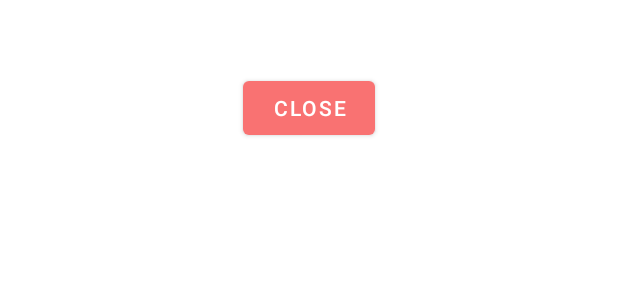
After one commit to kimseongah/madcamp_1week, an Android app: the layout dialog_image_gallery.xml on its own in the app's theme, with its tools: preview values and no code run, on a phone screen of 412 x 824 dp. The commit adds this screen. Shown: the top 300 px of the screen. Run offline under Robolectric (Android 15) with nearby library versions, the phone set to English and light mode, and no system bars.

Commit message:
add picture dialog

```diff
--- a/app/build.gradle.kts
+++ b/app/build.gradle.kts
@@ -57,6 +57,6 @@ dependencies {
     implementation("androidx.viewpager2:viewpager2:1.0.0")
     implementation("com.github.prolificinteractive:material-calendarview:2.0.0")
     implementation("joda-time:joda-time:2.10.14")
-
+    implementation("com.github.bumptech.glide:glide:4.12.0")
 
 }
--- /dev/null
+++ b/app/src/main/res/layout/dialog_image_gallery.xml
@@ -0,0 +1,23 @@
+<?xml version="1.0" encoding="utf-8"?>
+<LinearLayout xmlns:android="http://schemas.android.com/apk/res/android"
+    android:layout_width="match_parent"
+    android:layout_height="match_parent"
+    android:orientation="vertical">
+
+    <ImageView
+        android:id="@+id/imageView"
+        android:layout_width="match_parent"
+        android:layout_height="wrap_content"
+        android:layout_gravity="center"
+        android:layout_margin="16dp"
+        android:adjustViewBounds="true"
+        android:scaleType="fitCenter" />
+
+    <Button
+        android:id="@+id/closeButton"
+        android:layout_width="wrap_content"
+        android:layout_height="wrap_content"
+        android:layout_gravity="center"
+        android:layout_marginTop="16dp"
+        android:text="Close" />
+</LinearLayout>
```
Also changed, not shown: app/src/main/java/com/example/kotlinfolio/CalendarFragment.kt (+54 -7 lines), app/src/main/java/com/example/kotlinfolio/GalleryFragment.kt (+12 -11 lines), app/src/main/java/com/example/kotlinfolio/GalleryImage.kt (+35 -2 lines).
